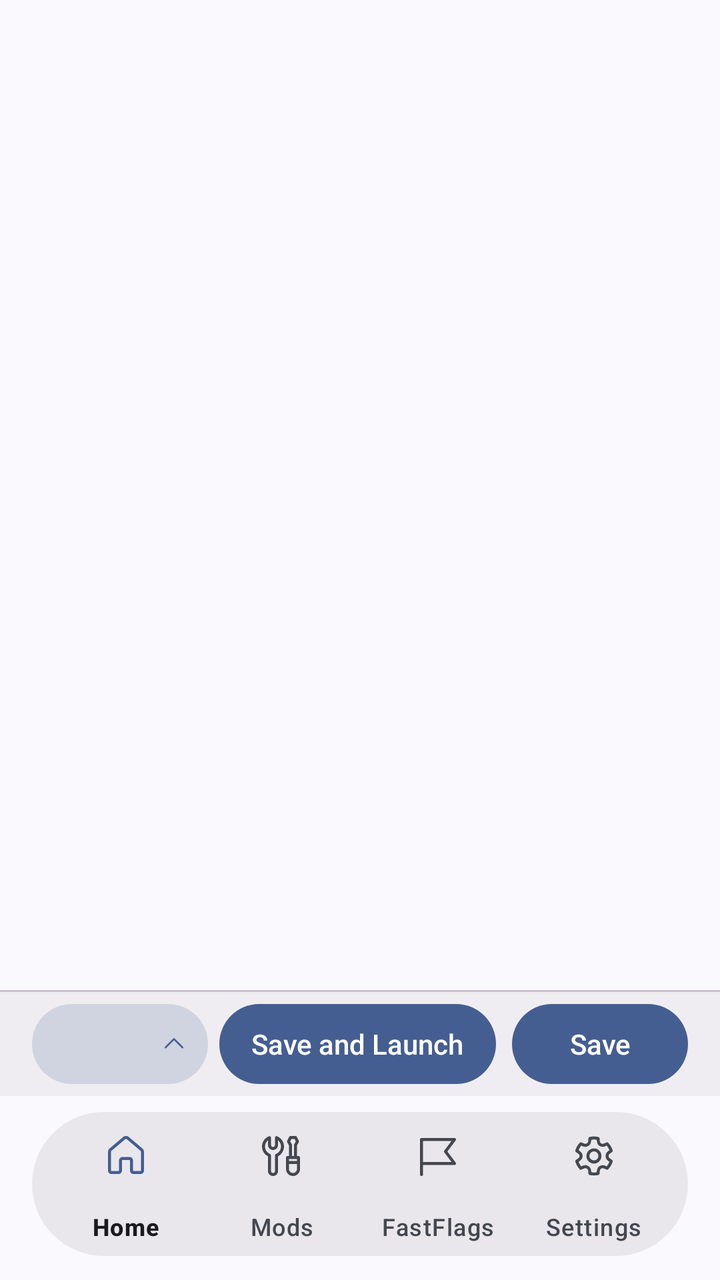
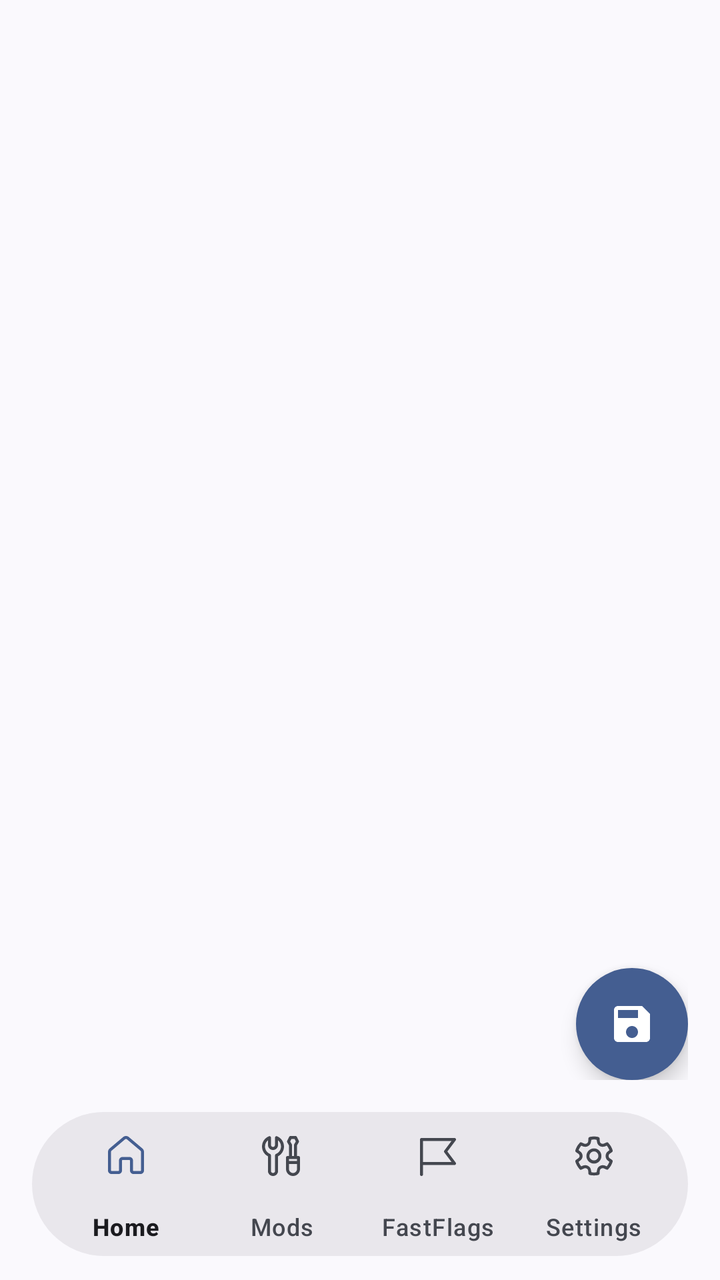

Before-and-after screenshots of an Android layout around one commit, followed by the original layout XML and the change that was made.
<!-- AndroidManifest.xml: application theme Theme.Voidstrap -->
<!-- res/layout/activity_main.xml -->
<?xml version="1.0" encoding="utf-8"?>
<LinearLayout xmlns:android="http://schemas.android.com/apk/res/android"
    xmlns:app="http://schemas.android.com/apk/res-auto"
    xmlns:tools="http://schemas.android.com/tools"
    android:id="@+id/root"
    android:layout_width="match_parent"
    android:layout_height="match_parent"
    android:orientation="vertical">

    <androidx.constraintlayout.widget.ConstraintLayout
        android:id="@+id/column"
        android:layout_width="match_parent"
        android:layout_height="0dp"
        android:layout_weight="1"
        tools:ignore="InconsistentLayout">

        <androidx.coordinatorlayout.widget.CoordinatorLayout
            android:id="@+id/snackbar_anchor"
            android:layout_width="0dp"
            android:layout_height="0dp"
            app:layout_constraintBottom_toTopOf="@id/bar_divider"
            app:layout_constraintEnd_toEndOf="parent"
            app:layout_constraintStart_toStartOf="parent"
            app:layout_constraintTop_toTopOf="parent">

            <FrameLayout
                android:id="@+id/content"
                android:layout_width="match_parent"
                android:layout_height="match_parent" />
        </androidx.coordinatorlayout.widget.CoordinatorLayout>

        <View
            android:id="@+id/bar_divider"
            android:layout_width="0dp"
            android:layout_height="1dp"
            android:background="@color/vs_divider"
            app:layout_constraintBottom_toTopOf="@id/action_bar"
            app:layout_constraintEnd_toEndOf="parent"
            app:layout_constraintStart_toStartOf="parent" />

        <include
            layout="@layout/view_action_bar"
            android:layout_width="0dp"
            android:layout_height="wrap_content"
            app:layout_constraintBottom_toBottomOf="parent"
            app:layout_constraintEnd_toEndOf="parent"
            app:layout_constraintStart_toStartOf="parent" />
    </androidx.constraintlayout.widget.ConstraintLayout>

    <com.google.android.material.bottomnavigation.BottomNavigationView
        android:id="@+id/nav"
        style="@style/Widget.Voidstrap.BottomNav"
        android:layout_width="match_parent"
        android:layout_height="wrap_content"
        android:layout_marginStart="16dp"
        android:layout_marginTop="8dp"
        android:layout_marginEnd="16dp"
        android:layout_marginBottom="12dp"
        app:labelVisibilityMode="labeled"
        app:menu="@menu/nav"
        tools:ignore="InconsistentLayout" />
</LinearLayout>
<!-- res/layout/view_action_bar.xml (included above) -->
<?xml version="1.0" encoding="utf-8"?>
<LinearLayout xmlns:android="http://schemas.android.com/apk/res/android"
    xmlns:app="http://schemas.android.com/apk/res-auto"
    xmlns:tools="http://schemas.android.com/tools"
    android:id="@+id/action_bar"
    android:layout_width="match_parent"
    android:layout_height="wrap_content"
    android:background="?attr/vsSidebar"
    tools:ignore="Overdraw"
    android:gravity="center_vertical"
    android:orientation="horizontal"
    android:paddingStart="16dp"
    android:paddingTop="6dp"
    android:paddingEnd="16dp"
    android:paddingBottom="6dp">

    <com.google.android.material.button.MaterialButton
        android:id="@+id/bar_target"
        style="@style/Widget.Voidstrap.Button.Standard"
        android:layout_width="wrap_content"
        android:layout_height="wrap_content"
        android:minHeight="40dp"
        android:ellipsize="end"
        android:maxWidth="150dp"
        android:maxLines="1"
        android:paddingStart="12dp"
        android:paddingEnd="10dp"
        app:icon="@drawable/ic_chevron_up"
        app:iconGravity="end"
        app:iconPadding="6dp"
        app:iconSize="14dp" />

    <Space
        android:id="@+id/bar_space"
        android:layout_width="0dp"
        android:layout_height="0dp"
        android:layout_weight="1"
        android:minWidth="8dp" />

    <com.google.android.material.button.MaterialButton
        android:id="@+id/bar_save_launch"
        android:layout_width="wrap_content"
        android:layout_height="wrap_content"
        android:layout_marginEnd="8dp"
        android:minHeight="40dp"
        android:maxLines="1"
        android:paddingStart="16dp"
        android:paddingEnd="16dp"
        android:text="@string/bar_save_launch"
        app:autoSizeMaxTextSize="14sp"
        app:autoSizeMinTextSize="9sp"
        app:autoSizeStepGranularity="1sp"
        app:autoSizeTextType="uniform" />

    <com.google.android.material.button.MaterialButton
        android:id="@+id/bar_save"
        android:layout_width="wrap_content"
        android:layout_height="wrap_content"
        android:minHeight="40dp"
        android:maxLines="1"
        android:paddingStart="16dp"
        android:paddingEnd="16dp"
        android:text="@string/bar_save" />

</LinearLayout>
<!-- resources referenced by this layout -->
<resources>
  <color name="vs_divider">#FFCAC4CF</color>
  <!-- drawable ic_chevron_up (drawable) -->
  <vector xmlns:android="http://schemas.android.com/apk/res/android"
      android:width="24dp"
      android:height="24dp"
      android:tint="?attr/colorControlNormal"
      android:viewportWidth="24"
      android:viewportHeight="24">
      <path
          android:fillColor="#FFFFFFFF"
          android:pathData="M4.21967 15.5303C4.51256 15.8232 4.98744 15.8232 5.28033 15.5303L12 8.81066L18.7197 15.5303C19.0126 15.8232 19.4874 15.8232 19.7803 15.5303C20.0732 15.2374 20.0732 14.7626 19.7803 14.4697L12.5303 7.21967C12.2374 6.92678 11.7626 6.92678 11.4697 7.21967L4.21967 14.4697C3.92678 14.7626 3.92678 15.2374 4.21967 15.5303Z" />
  </vector>
  <string name="bar_save">Save</string>
  <string name="bar_save_launch">Save and Launch</string>
  <style name="Theme.Voidstrap" parent="Base.Theme.Voidstrap" />
  <style name="Shape.Voidstrap.Pill" parent="">
          <item name="cornerFamily">rounded</item>
          <item name="cornerSize">50%</item>
      </style>
  <style name="TextAppearance.Voidstrap.NavLabel" parent="TextAppearance.Material3.LabelMedium">
          <item name="android:textSize">12sp</item>
      </style>
  <color name="vs_subtle_pressed">#1F1C1B20</color>
  <dimen name="vs_touch">48dp</dimen>
  <color name="vs_window">@color/vs_p_window</color>
  <color name="vs_sidebar">@color/vs_p_sidebar</color>
  <color name="vs_card">@color/vs_p_card</color>
  <color name="vs_menu">@color/vs_p_menu</color>
  <color name="vs_input">@color/vs_p_input</color>
  <color name="vs_text_primary">@color/vs_p_text_primary</color>
  <color name="vs_text_secondary">@color/vs_p_text_secondary</color>
  <color name="vs_text_tertiary">@color/vs_p_text_tertiary</color>
  <color name="vs_accent">@color/vs_p_primary</color>
  <color name="vs_on_accent">@color/vs_p_on_primary</color>
  <color name="vs_accent_text">@color/vs_p_primary</color>
  <color name="vs_critical">#FFBA1A1A</color>
  <color name="vs_control_stroke">#FF79757F</color>
  <style name="Shape.Voidstrap.Card" parent="">
          <item name="cornerFamily">rounded</item>
          <item name="cornerSize">@dimen/vs_radius_card</item>
      </style>
  <style name="Shape.Voidstrap.Overlay" parent="">
          <item name="cornerFamily">rounded</item>
          <item name="cornerSize">@dimen/vs_radius_overlay</item>
      </style>
  <style name="Widget.Voidstrap.SnackbarText" parent="Widget.Material3.Snackbar.TextView">
          <item name="android:textColor">?attr/vsTextPrimary</item>
      </style>
  <style name="Widget.Voidstrap.PopupMenu" parent="Widget.Material3.PopupMenu">
          <item name="android:popupBackground">@drawable/vs_menu_background</item>
      </style>
  <color name="vs_p_window">#FFFDF7FF</color>
  <color name="vs_p_sidebar">#FFF1ECF4</color>
  <color name="vs_p_card">#FFF7F2FA</color>
  <color name="vs_p_menu">#FFECE6EE</color>
  <color name="vs_p_input">#FFE6E1E9</color>
  <color name="vs_p_text_primary">#FF1C1B20</color>
  <color name="vs_p_text_secondary">#FF48454E</color>
  <color name="vs_p_text_tertiary">#FF79757F</color>
  <color name="vs_p_primary">#FF625690</color>
  <color name="vs_p_on_primary">#FFFFFFFF</color>
  <dimen name="vs_radius_control">12dp</dimen>
  <dimen name="vs_radius_card">20dp</dimen>
  <dimen name="vs_radius_overlay">28dp</dimen>
  <!-- unchanged entries left out for length: 17 -->
</resources>

<!-- the commit's change to res/layout/activity_main.xml (unified diff, before → after) -->
@@ -34,6 +34,7 @@
             android:layout_width="0dp"
             android:layout_height="1dp"
             android:background="@color/vs_divider"
+            android:visibility="gone"
             app:layout_constraintBottom_toTopOf="@id/action_bar"
             app:layout_constraintEnd_toEndOf="parent"
             app:layout_constraintStart_toStartOf="parent" />
@@ -68,61 +69,37 @@
     android:id="@+id/action_bar"
     android:layout_width="match_parent"
     android:layout_height="wrap_content"
-    android:background="?attr/vsSidebar"
     tools:ignore="Overdraw"
-    android:gravity="center_vertical"
+    android:gravity="end"
     android:orientation="horizontal"
     android:paddingStart="16dp"
-    android:paddingTop="6dp"
     android:paddingEnd="16dp"
-    android:paddingBottom="6dp">
+    android:paddingBottom="8dp">
 
-    <com.google.android.material.button.MaterialButton
-        android:id="@+id/bar_target"
-        style="@style/Widget.Voidstrap.Button.Standard"
-        android:layout_width="wrap_content"
-        android:layout_height="wrap_content"
-        android:minHeight="40dp"
-        android:ellipsize="end"
-        android:maxWidth="150dp"
-        android:maxLines="1"
-        android:paddingStart="12dp"
-        android:paddingEnd="10dp"
-        app:icon="@drawable/ic_chevron_up"
-        app:iconGravity="end"
-        app:iconPadding="6dp"
-        app:iconSize="14dp" />
+    <FrameLayout
+        android:layout_width="72dp"
+        android:layout_height="72dp">
 
-    <Space
-        android:id="@+id/bar_space"
-        android:layout_width="0dp"
-        android:layout_height="0dp"
-        android:layout_weight="1"
-        android:minWidth="8dp" />
+        <com.google.android.material.floatingactionbutton.FloatingActionButton
+            android:id="@+id/bar_launch"
+            android:layout_width="wrap_content"
+            android:layout_height="wrap_content"
+            android:layout_gravity="top|start"
+            android:contentDescription="@string/bar_launch_description"
+            android:visibility="gone"
+            app:backgroundTint="?attr/colorSecondaryContainer"
+            app:fabSize="mini"
+            app:srcCompat="@drawable/ic_play"
+            app:tint="?attr/colorOnSecondaryContainer" />
 
-    <com.google.android.material.button.MaterialButton
-        android:id="@+id/bar_save_launch"
-        android:layout_width="wrap_content"
-        android:layout_height="wrap_content"
-        android:layout_marginEnd="8dp"
-        android:minHeight="40dp"
-        android:maxLines="1"
-        android:paddingStart="16dp"
-        android:paddingEnd="16dp"
-        android:text="@string/bar_save_launch"
-        app:autoSizeMaxTextSize="14sp"
-        app:autoSizeMinTextSize="9sp"
-        app:autoSizeStepGranularity="1sp"
-        app:autoSizeTextType="uniform" />
-
-    <com.google.android.material.button.MaterialButton
-        android:id="@+id/bar_save"
-        android:layout_width="wrap_content"
-        android:layout_height="wrap_content"
-        android:minHeight="40dp"
-        android:maxLines="1"
-        android:paddingStart="16dp"
-        android:paddingEnd="16dp"
-        android:text="@string/bar_save" />
-
+        <com.google.android.material.floatingactionbutton.FloatingActionButton
+            android:id="@+id/bar_save"
+            android:layout_width="wrap_content"
+            android:layout_height="wrap_content"
+            android:layout_gravity="bottom|end"
+            android:contentDescription="@string/bar_save"
+            app:backgroundTint="?attr/colorPrimary"
+            app:srcCompat="@drawable/ic_save"
+            app:tint="?attr/colorOnPrimary" />
+    </FrameLayout>
 </LinearLayout>
<!-- resource entries referenced after the edit -->
@@ -1,7 +1,7 @@
 <!-- resources referenced by this layout -->
 <resources>
   <color name="vs_divider">#FFCAC4CF</color>
-  <!-- drawable ic_chevron_up (drawable) -->
+  <!-- drawable ic_play (drawable) -->
   <vector xmlns:android="http://schemas.android.com/apk/res/android"
       android:width="24dp"
       android:height="24dp"
@@ -10,10 +10,21 @@
       android:viewportHeight="24">
       <path
           android:fillColor="#FFFFFFFF"
-          android:pathData="M4.21967 15.5303C4.51256 15.8232 4.98744 15.8232 5.28033 15.5303L12 8.81066L18.7197 15.5303C19.0126 15.8232 19.4874 15.8232 19.7803 15.5303C20.0732 15.2374 20.0732 14.7626 19.7803 14.4697L12.5303 7.21967C12.2374 6.92678 11.7626 6.92678 11.4697 7.21967L4.21967 14.4697C3.92678 14.7626 3.92678 15.2374 4.21967 15.5303Z" />
+          android:pathData="M7.60846 4.61489C7.1087 4.34296 6.5 4.70472 6.5 5.27368V18.726C6.5 19.2949 7.1087 19.6567 7.60846 19.3848L19.97 12.6586C20.4921 12.3746 20.4921 11.6251 19.97 11.341L7.60846 4.61489ZM5 5.27368C5 3.56682 6.82609 2.48151 8.32538 3.2973L20.687 10.0235C22.2531 10.8756 22.2531 13.124 20.687 13.9762L8.32538 20.7024C6.82609 21.5181 5 20.4328 5 18.726V5.27368Z" />
   </vector>
+  <!-- drawable ic_save (drawable) -->
+  <vector xmlns:android="http://schemas.android.com/apk/res/android"
+      android:width="24dp"
+      android:height="24dp"
+      android:viewportWidth="24"
+      android:viewportHeight="24"
+      >
+      <path
+          android:fillColor="@android:color/black"
+          android:pathData="M17,3H5C3.89,3 3,3.9 3,5v14c0,1.1 0.89,2 2,2h14c1.1,0 2,-0.9 2,-2V7l-4,-4zM12,19c-1.66,0 -3,-1.34 -3,-3s1.34,-3 3,-3 3,1.34 3,3 -1.34,3 -3,3zM15,9H5V5h10v4z" />
+  </vector>
+  <string name="bar_launch_description">Launch Octane</string>
   <string name="bar_save">Save</string>
-  <string name="bar_save_launch">Save and Launch</string>
   <style name="Theme.Voidstrap" parent="Base.Theme.Voidstrap" />
   <style name="Shape.Voidstrap.Pill" parent="">
           <item name="cornerFamily">rounded</item>
